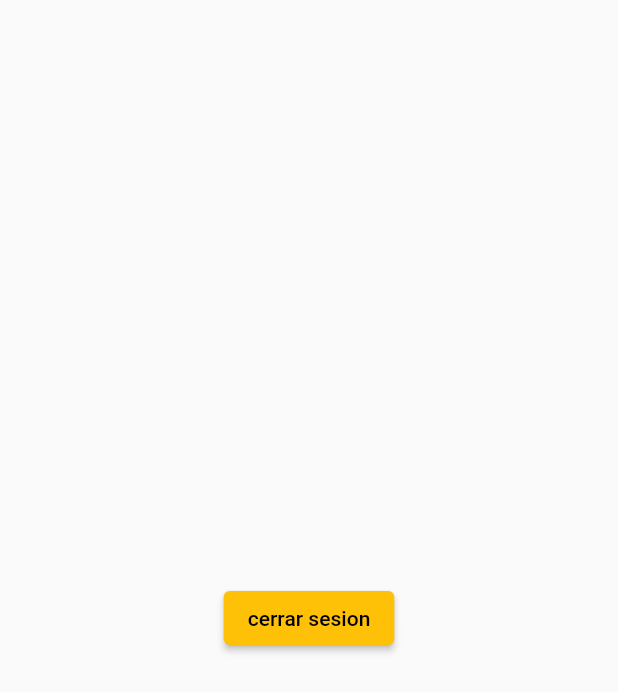
After one commit to velfin13/flutter_app_delivery, a Flutter app: the HomePage screen opened by its route, on a phone screen of 412 x 824 dp. The commit adds this screen. Shown: the top 692 px of the screen. Run offline on Flutter 3.47's test engine with Material 2 defaults, Android fonts, the phone set to English and light mode, and no system bars; our stand-ins replace get, get_storage, image_picker; accounts and stored records are empty.

Commit message:
creando la sesion en local storage y creando funcion de tomar fotos y seleccionar imagen

```diff
--- a/lib/src/models/user.dart
+++ b/lib/src/models/user.dart
@@ -1,6 +1,4 @@
-// To parse this JSON data, do
-//
-//     final user = userFromJson(jsonString);
+// ignore_for_file: non_constant_identifier_names
 
 import 'dart:convert';
 
@@ -16,6 +14,7 @@ class User {
   String? lastname;
   String? phone;
   String? password;
+  String? sesion_token;
 
   User({
     this.id,
@@ -25,6 +24,7 @@ class User {
     this.lastname,
     this.phone,
     this.password,
+    this.sesion_token,
   });
 
   factory User.fromJson(Map<String, dynamic> json) => User(
@@ -35,6 +35,7 @@ class User {
         lastname: json["lastname"],
         phone: json["phone"],
         password: json["password"],
+        sesion_token: json["sesion_token"],
       );
 
   Map<String, dynamic> toJson() => {
@@ -45,5 +46,6 @@ class User {
         "lastname": lastname,
         "phone": phone,
         "password": password,
+        "sesion_token": sesion_token,
       };
 }
--- /dev/null
+++ b/lib/src/pages/home/home_controller.dart
@@ -0,0 +1,15 @@
+import 'package:get/get.dart';
+import 'package:get_storage/get_storage.dart';
+import '../../../src/models/user.dart';
+
+class HomeController extends GetxController {
+  User user = User.fromJson(GetStorage().read("user") ?? {});
+  HomeController() {
+    // print(user.toJson());
+  }
+
+  void logOut() {
+    GetStorage().remove("user");
+    Get.offNamedUntil('/', (route) => false); //elimina el hitorial de pantallas
+  }
+}
--- /dev/null
+++ b/lib/src/pages/home/home_page.dart
@@ -0,0 +1,28 @@
+// ignore_for_file: must_be_immutable
+
+import 'package:flutter/material.dart';
+import 'package:get/get.dart';
+import '../../../src/pages/home/home_controller.dart';
+import 'package:get/instance_manager.dart';
+
+class HomePage extends StatelessWidget {
+  HomePage({Key? key}) : super(key: key);
+
+  HomeController con = Get.put(HomeController());
+
+  @override
+  Widget build(BuildContext context) {
+    return Scaffold(
+      body: Center(
+          child: ElevatedButton(
+        onPressed: () {
+          con.logOut();
+        },
+        child: const Text(
+          "cerrar sesion",
+          style: TextStyle(color: Colors.black),
+        ),
+      )),
+    );
+  }
+}
--- a/pubspec.yaml
+++ b/pubspec.yaml
@@ -35,6 +35,8 @@ dependencies:
   # Use with the CupertinoIcons class for iOS style icons.
   cupertino_icons: ^1.0.2
   get: ^4.6.5
+  get_storage: ^2.0.3
+  image_picker: ^0.8.5+3
 
 dev_dependencies:
   flutter_test:
```
Also changed, not shown: lib/main.dart (+10 -2 lines), lib/src/pages/login/login_controller.dart (+7 -1 lines), lib/src/pages/register/register_controller.dart (+46 -1 lines), lib/src/pages/register/register_page.dart (+15 -9 lines), pubspec.lock, 1 other file.
